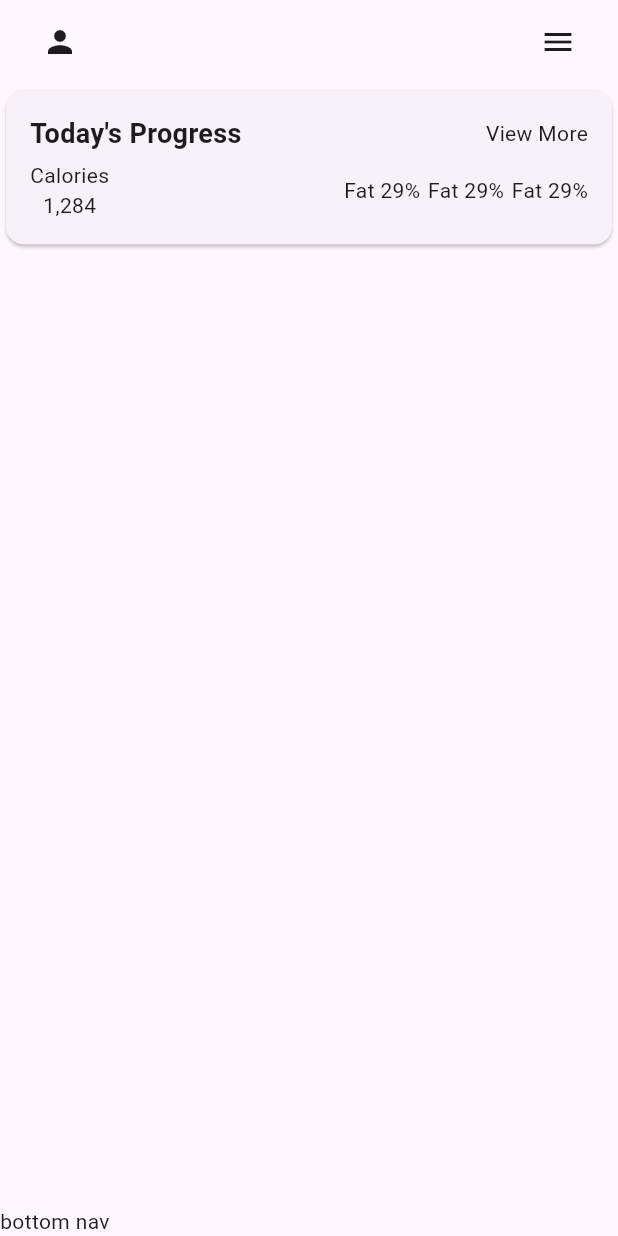
After one commit to layersony/Meal-Planner-Android, a Flutter app: the HomepageScreen screen opened directly, on a phone screen of 412 x 824 dp. The commit adds this screen. Run offline on Flutter 3.47's test engine with Material 3 defaults, Android fonts, the phone set to English and light mode, and no system bars.

```diff
--- a/lib/main.dart
+++ b/lib/main.dart
@@ -1,4 +1,5 @@
 import 'package:flutter/material.dart';
+import 'package:mealplanner/screens/profile.dart';
 import 'package:mealplanner/screens/splashscreen.dart';
 
 void main() {
@@ -15,7 +16,10 @@ class MyApp extends StatelessWidget {
       title: 'Flutter Demo',
       debugShowCheckedModeBanner: false,
       initialRoute: '/',
-      routes: {'/': (context) => const SplashScreen()},
+      routes: {
+        '/': (context) => const SplashScreen(),
+        '/profile': (context) => const ProfileScreen(),
+      },
     );
   }
 }
--- /dev/null
+++ b/lib/screens/homepage.dart
@@ -0,0 +1,84 @@
+import 'package:flutter/material.dart';
+import 'package:mealplanner/screens/profile.dart';
+
+class HomepageScreen extends StatefulWidget {
+  const HomepageScreen({super.key});
+
+  @override
+  HomepageScreenState createState() => HomepageScreenState();
+}
+
+class HomepageScreenState extends State<HomepageScreen> {
+  @override
+  Widget build(BuildContext context) {
+    return SafeArea(
+      child: Scaffold(
+        appBar: AppBar(
+          automaticallyImplyLeading: false,
+          title: Row(
+            mainAxisAlignment: MainAxisAlignment.spaceBetween,
+            children: [
+              IconButton(
+                onPressed: () {
+                  Navigator.push(
+                    context,
+                    MaterialPageRoute(builder: (context) => ProfileScreen()),
+                  );
+                },
+                icon: Icon(Icons.person),
+              ),
+              IconButton(onPressed: () {}, icon: Icon(Icons.menu)),
+            ],
+          ),
+        ),
+        body: Column(
+          children: [
+            // todays progress card
+            _todayProgressCard(),
+            // Images with links to recipes
+          ],
+        ),
+        bottomNavigationBar: Text('bottom nav'),
+      ),
+    );
+  }
+
+  // todays progress card
+  Widget _todayProgressCard() {
+    return Card(
+      child: Padding(
+        padding: const EdgeInsets.all(16.0),
+        child: Column(
+          children: [
+            Row(
+              mainAxisAlignment: MainAxisAlignment.spaceBetween,
+              children: [
+                Text(
+                  'Today\'s Progress',
+                  style: TextStyle(fontWeight: FontWeight.w600, fontSize: 18),
+                ),
+                Text('View More'),
+              ],
+            ),
+            const SizedBox(height: 5.0),
+            Row(
+              mainAxisAlignment: MainAxisAlignment.spaceBetween,
+              children: [
+                Column(children: [Text('Calories'), Text('1,284')]),
+                Row(
+                  children: [
+                    Text('Fat 29%'),
+                    const SizedBox(width: 5.0),
+                    Text('Fat 29%'),
+                    const SizedBox(width: 5.0),
+                    Text('Fat 29%'),
+                  ],
+                ),
+              ],
+            ),
+          ],
+        ),
+      ),
+    );
+  }
+}
--- /dev/null
+++ b/lib/widgets/appbarHomePage.dart
@@ -0,0 +1,8 @@
+import 'package:flutter/material.dart';
+
+Widget appNaviBar() {
+  return AppBar(
+    leading: IconButton(onPressed: () {}, icon: Icon(Icons.person)),
+    bottom: PreferredSize(preferredSize: Size(0, 0), child: const SizedBox()),
+  );
+}
--- a/lib/widgets/onboardingstep1.dart
+++ b/lib/widgets/onboardingstep1.dart
@@ -17,13 +17,13 @@ class _Onboarding1 extends State<Onboarding1> {
       child: Column(
         mainAxisSize: MainAxisSize.max,
         crossAxisAlignment: CrossAxisAlignment.start,
-        children: [_topimages(), const SizedBox(height: 14), _centerText()],
+        children: [_topSection(), const SizedBox(height: 14), _centerText()],
       ),
     );
   }
 
   // top images
-  Widget _topimages() {
+  Widget _topSection() {
     return Padding(
       padding: const EdgeInsets.all(8.0),
       child: Text(
```
Also changed, not shown: lib/screens/onboarding.dart (+33 -3 lines), lib/screens/profile.dart (added, +18 -0 lines), lib/widgets/notifications.dart (added, +130 -0 lines), lib/widgets/onboardingstep2.dart (+68 -23 lines).
